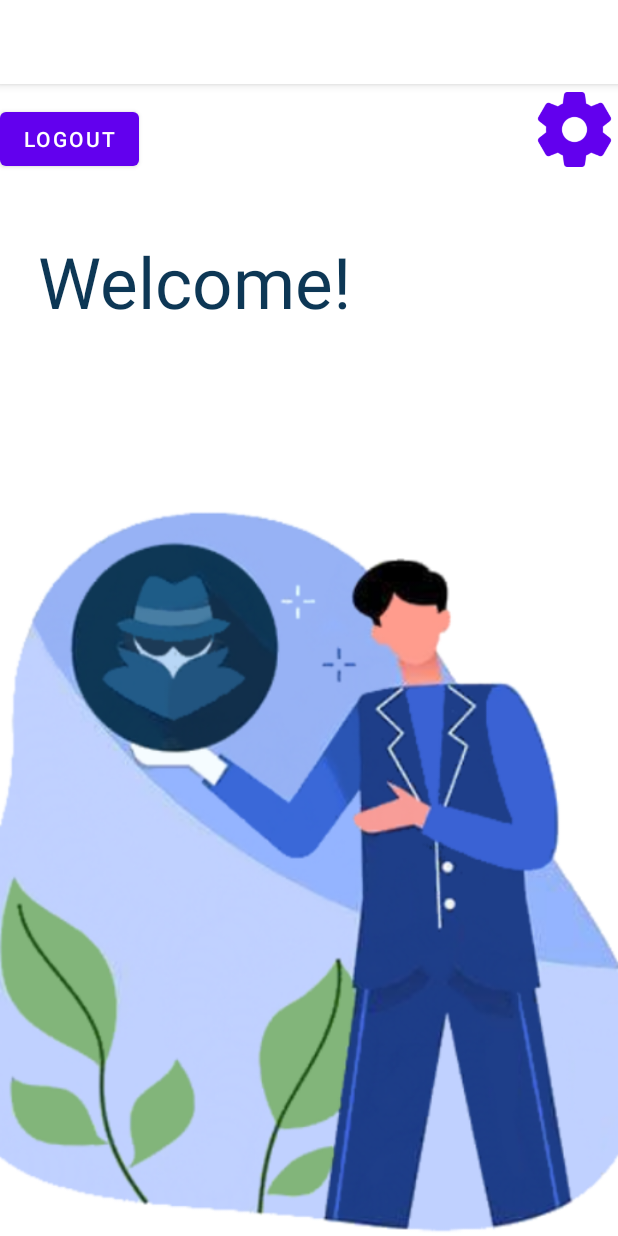
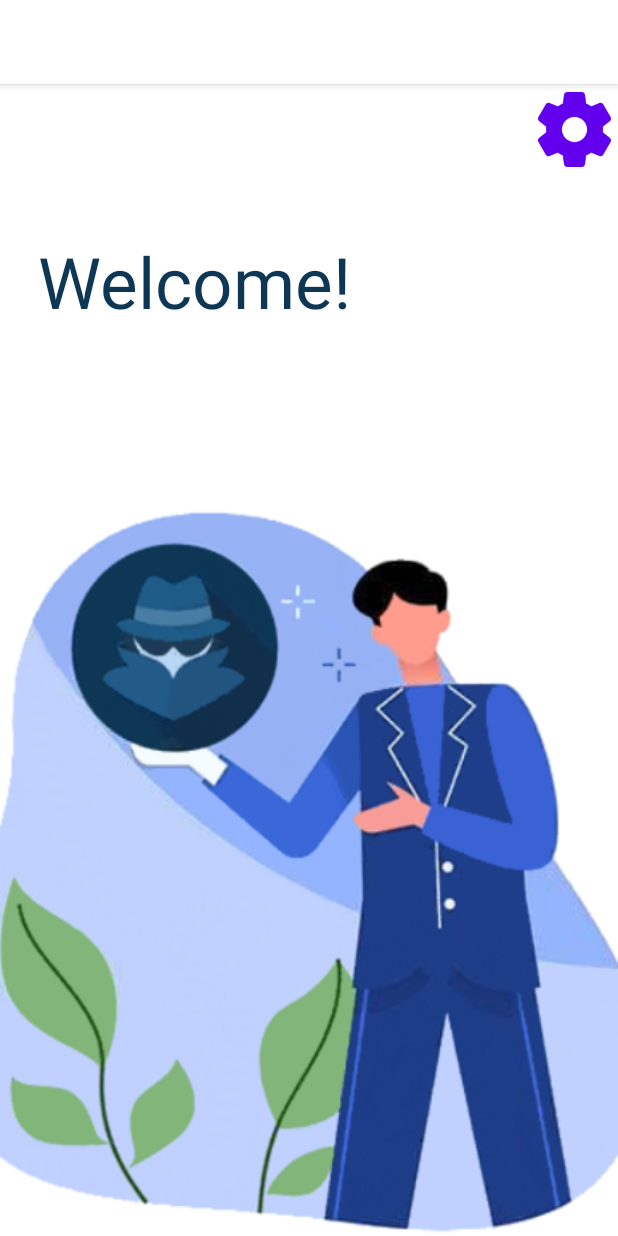
Before and after one commit to Arob122/G7_Anti-Theft-App, an Android app: the Homepage screen opened directly, with no data from a screen before it, on a phone screen of 412 x 824 dp. Run offline under Robolectric (Android 15) with nearby library versions, the phone set to English and light mode, and no system bars.

Commit message:
إن شاء الله شارفنا على النهاية

```diff
--- a/app/src/main/res/layout/activity_homepage.xml
+++ b/app/src/main/res/layout/activity_homepage.xml
@@ -18,7 +18,7 @@
             android:layout_height="wrap_content"
             android:layout_marginRight="250dp"
             android:text="logout"
-            android:visibility="visible"
+            android:visibility="invisible"
             app:backgroundTint="@color/purple_500"
             app:layout_constraintBottom_toBottomOf="parent"
             app:layout_constraintEnd_toEndOf="parent"
@@ -26,7 +26,7 @@
             app:layout_constraintStart_toStartOf="parent"
             app:layout_constraintTop_toTopOf="parent"
             app:layout_constraintVertical_bias="0.042"
-            tools:visibility="visible" />
+            tools:visibility="invisible" />
 
 
         <Button
```
Also changed, not shown: app/src/main/AndroidManifest.xml (line endings or trailing spaces).
